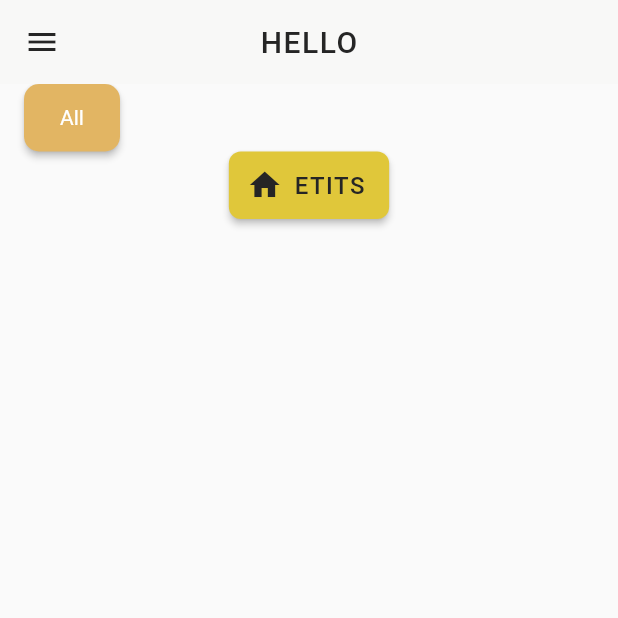
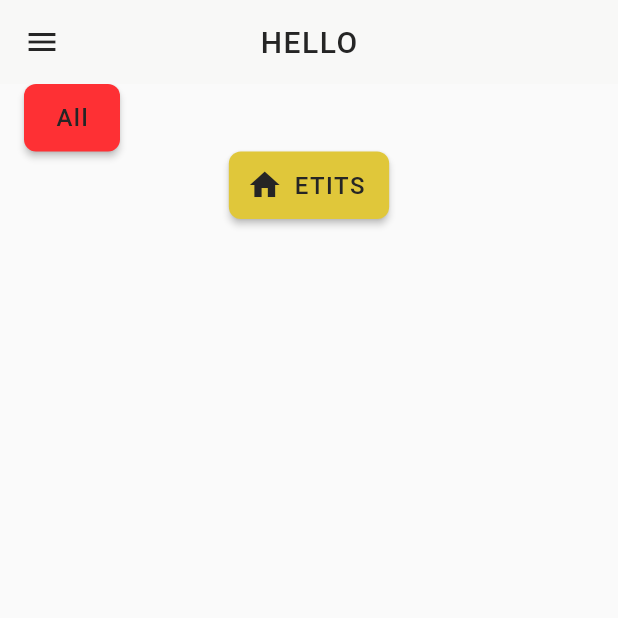
Before and after one commit to JonathanMoralde/primos_app, a Flutter app: the TestPage screen opened directly, on a phone screen of 412 x 824 dp, the top half of it. Run offline on Flutter 3.47's test engine with Material 2 defaults, Android fonts, the phone set to English and light mode, and no system bars; our stand-ins replace cached_network_image, cloud_firestore, firebase_auth, firebase_core, firebase_storage, flutter_hooks and 4 more; accounts and stored records are empty; project files that could hold a hidden picture were left out.

Commit message:
refactored filterBtns

```diff
--- a/lib/widgets/filterBtns.dart
+++ b/lib/widgets/filterBtns.dart
@@ -1,12 +1,14 @@
 import 'package:flutter/material.dart';
 import 'package:cloud_firestore/cloud_firestore.dart';
+import 'package:primos_app/widgets/styledButton.dart';
 
-class BtnObject {
-  final String name;
-  final void Function(String category) onTap;
+// class BtnObject {
+//   final String name;
+//   // final void Function(String category) onTap;
+//   final void Function(dynamic) onTap;
 
-  BtnObject({required this.name, required this.onTap});
-}
+//   BtnObject({required this.name, required this.onTap});
+// }
 
 class FilterBtns extends StatefulWidget {
   const FilterBtns({Key? key}) : super(key: key);
@@ -16,8 +18,8 @@ class FilterBtns extends StatefulWidget {
 }
 
 class _FilterBtnsState extends State<FilterBtns> {
-  String _activeCategory = "ll"; // Default active category
-  List<BtnObject> category = [];
+  String _activeCategory = "All"; // Default active category
+  List<String> category = [];
 
   @override
   void initState() {
@@ -31,35 +33,44 @@ class _FilterBtnsState extends State<FilterBtns> {
     final QuerySnapshot<Map<String, dynamic>> categoriesSnapshot =
         await categoriesCollection.get();
 
-    final List<BtnObject> fetchedCategories = [];
-    fetchedCategories.add(
-      BtnObject(
-        name: "All",
-        onTap: (selectedCategory) {
-          setState(() {
-            _activeCategory = selectedCategory;
-          });
-          print("Selected category: $_activeCategory");
-          // You can perform other actions based on the selected category.
-        },
-      ),
-    );
+    final List<String> fetchedCategories = [
+      "All",
+      // (selectedCategory) {
+      // setState(() {
+      //   _activeCategory = selectedCategory;
+      // });
+      // print("Selected category: $_activeCategory");
+      // // You can perform other actions based on the selected category.
+      // },
+    ];
+    // fetchedCategories.add(
+    //   BtnObject(
+    //     name: "All",
+    //     onTap: (selectedCategory) {
+    //       setState(() {
+    //         _activeCategory = selectedCategory;
+    //       });
+    //       print("Selected category: $_activeCategory");
+    //       // You can perform other actions based on the selected category.
+    //     },
+    //   ),
+    // );
 
     // Iterate through fetched documents and add to the category list
     categoriesSnapshot.docs.forEach((categoryDoc) {
       final categoryName = categoryDoc.data()['categoryName'] as String;
-      fetchedCategories.add(
-        BtnObject(
-          name: categoryName,
-          onTap: (selectedCategory) {
-            setState(() {
-              _activeCategory = selectedCategory;
-            });
-            print("Selected category: $_activeCategory");
-            // You can perform other actions based on the selected category.
-          },
-        ),
-      );
+      fetchedCategories.add(categoryName
+          // BtnObject(
+          //   name: categoryName,
+          //   onTap: (selectedCategory) {
+          //     setState(() {
+          //       _activeCategory = selectedCategory;
+          //     });
+          //     print("Selected category: $_activeCategory");
+          //     // You can perform other actions based on the selected category.
+          //   },
+          // ),
+          );
     });
 
     setState(() {
@@ -77,28 +88,42 @@ class _FilterBtnsState extends State<FilterBtns> {
           itemCount: category.length,
           scrollDirection: Axis.horizontal,
           itemBuilder: (context, index) {
-            final bool isActive = _activeCategory == category[index].name;
+            final bool isActive = _activeCategory == category[index];
 
             return Padding(
               padding: const EdgeInsets.only(right: 10),
-              child: ElevatedButton(
-                onPressed: () {
-                  category[index].onTap(category[index].name);
+              child: StyledButton(
+                btnText: category[index],
+                onClick: () {
+                  setState(() {
+                    _activeCategory = category[index];
+                  });
                 },
-                child: Text(category[index].name),
-                style: ElevatedButton.styleFrom(
-                  primary: isActive
-                      ? const Color(0xFFFE3034)
-                      : const Color(0xFFE2B563),
-                  textStyle: TextStyle(
-                    color: isActive ? Colors.black : Colors.white,
-                  ),
-                  shape: RoundedRectangleBorder(
-                    borderRadius: BorderRadius.circular(10.0),
-                  ),
-                ),
+                btnColor: isActive
+                    ? const Color(0xFFFE3034)
+                    : const Color(0xFFE2B563),
               ),
             );
+            // Padding(
+            //   padding: const EdgeInsets.only(right: 10),
+            //   child: ElevatedButton(
+            //     onPressed: () {
+            //       category[index].onTap(category[index].name);
+            //     },
+            //     child: Text(category[index].name),
+            //     style: ElevatedButton.styleFrom(
+            //       primary: isActive
+            //           ? const Color(0xFFFE3034)
+            //           : const Color(0xFFE2B563),
+            //       textStyle: TextStyle(
+            //         color: isActive ? Colors.black : Colors.white,
+            //       ),
+            //       shape: RoundedRectangleBorder(
+            //         borderRadius: BorderRadius.circular(10.0),
+            //       ),
+            //     ),
+            //   ),
+            // );
           },
         ),
       ),
```
